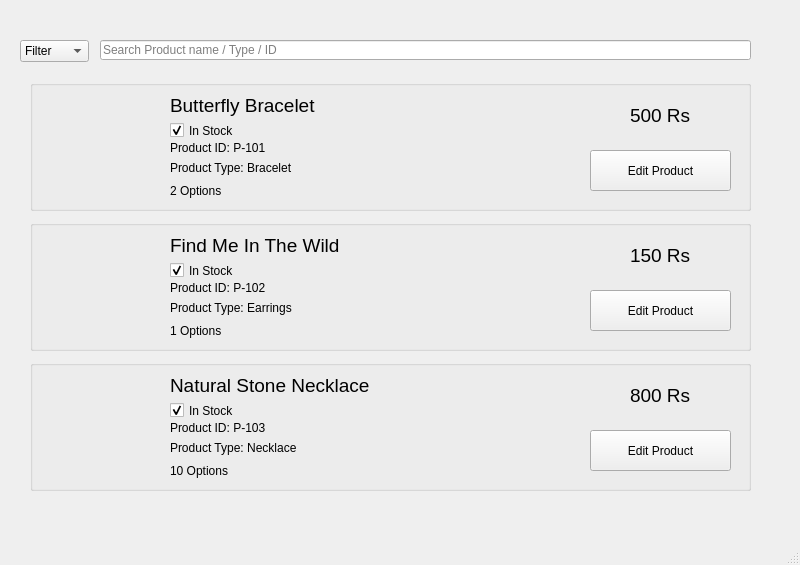
The window that projectScreen1.ui (haniakashif/Safatique-Database) describes before a commit, drawn with Qt 5.
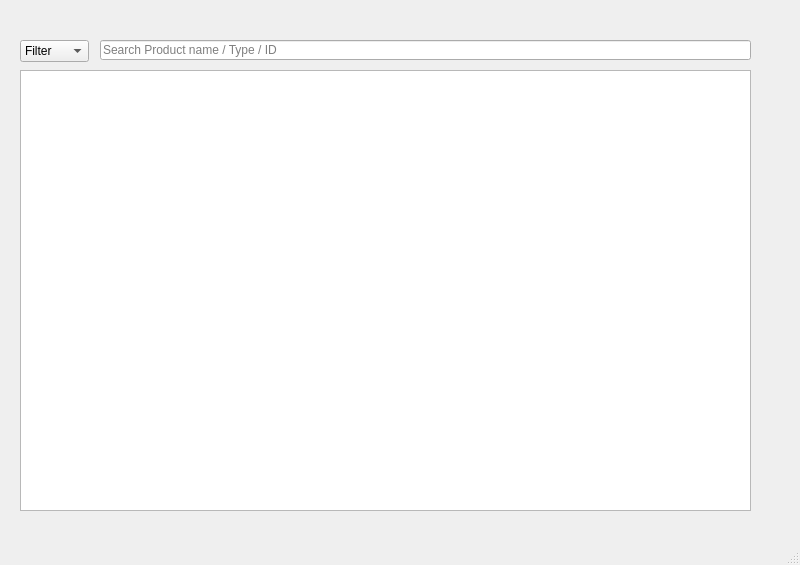
The same window after the commit. Icons and pictures are not drawn.

What changed in the file:
```diff
--- a/projectScreen1.ui
+++ b/projectScreen1.ui
@@ -45,383 +45,15 @@
      <string>Search Product name / Type / ID</string>
     </property>
    </widget>
-   <widget class="QGroupBox" name="groupBox">
+   <widget class="QListWidget" name="listWidget">
     <property name="geometry">
      <rect>
-      <x>30</x>
-      <y>80</y>
-      <width>721</width>
-      <height>131</height>
+      <x>20</x>
+      <y>70</y>
+      <width>731</width>
+      <height>441</height>
      </rect>
     </property>
-    <property name="title">
-     <string/>
-    </property>
-    <widget class="QLabel" name="label">
-     <property name="geometry">
-      <rect>
-       <x>140</x>
-       <y>10</y>
-       <width>151</width>
-       <height>31</height>
-      </rect>
-     </property>
-     <property name="text">
-      <string>&lt;html&gt;&lt;head/&gt;&lt;body&gt;&lt;p&gt;&lt;span style=&quot; font-size:14pt;&quot;&gt;Butterfly Bracelet&lt;/span&gt;&lt;/p&gt;&lt;/body&gt;&lt;/html&gt;</string>
-     </property>
-    </widget>
-    <widget class="QCheckBox" name="checkBox">
-     <property name="geometry">
-      <rect>
-       <x>140</x>
-       <y>40</y>
-       <width>71</width>
-       <height>21</height>
-      </rect>
-     </property>
-     <property name="text">
-      <string>In Stock</string>
-     </property>
-     <property name="checked">
-      <bool>true</bool>
-     </property>
-    </widget>
-    <widget class="QLabel" name="label_2">
-     <property name="geometry">
-      <rect>
-       <x>140</x>
-       <y>100</y>
-       <width>71</width>
-       <height>21</height>
-      </rect>
-     </property>
-     <property name="text">
-      <string>2 Options</string>
-     </property>
-    </widget>
-    <widget class="QLabel" name="label_3">
-     <property name="geometry">
-      <rect>
-       <x>600</x>
-       <y>20</y>
-       <width>71</width>
-       <height>31</height>
-      </rect>
-     </property>
-     <property name="text">
-      <string>&lt;html&gt;&lt;head/&gt;&lt;body&gt;&lt;p&gt;&lt;span style=&quot; font-size:14pt;&quot;&gt; 500 Rs&lt;/span&gt;&lt;/p&gt;&lt;/body&gt;&lt;/html&gt;</string>
-     </property>
-    </widget>
-    <widget class="QPushButton" name="edit1">
-     <property name="geometry">
-      <rect>
-       <x>560</x>
-       <y>70</y>
-       <width>141</width>
-       <height>41</height>
-      </rect>
-     </property>
-     <property name="text">
-      <string>Edit Product</string>
-     </property>
-    </widget>
-    <widget class="QLabel" name="label_10">
-     <property name="geometry">
-      <rect>
-       <x>140</x>
-       <y>60</y>
-       <width>101</width>
-       <height>16</height>
-      </rect>
-     </property>
-     <property name="text">
-      <string>Product ID: P-101</string>
-     </property>
-    </widget>
-    <widget class="QLabel" name="label_11">
-     <property name="geometry">
-      <rect>
-       <x>140</x>
-       <y>80</y>
-       <width>131</width>
-       <height>16</height>
-      </rect>
-     </property>
-     <property name="text">
-      <string>Product Type: Bracelet</string>
-     </property>
-    </widget>
-    <widget class="QLabel" name="label_16">
-     <property name="geometry">
-      <rect>
-       <x>10</x>
-       <y>10</y>
-       <width>121</width>
-       <height>111</height>
-      </rect>
-     </property>
-     <property name="text">
-      <string/>
-     </property>
-     <property name="pixmap">
-      <pixmap>../../Pictures/Screenshots/Screenshot 2024-09-10 140128.png</pixmap>
-     </property>
-     <property name="scaledContents">
-      <bool>true</bool>
-     </property>
-    </widget>
-   </widget>
-   <widget class="QGroupBox" name="groupBox_2">
-    <property name="geometry">
-     <rect>
-      <x>30</x>
-      <y>220</y>
-      <width>721</width>
-      <height>131</height>
-     </rect>
-    </property>
-    <property name="title">
-     <string/>
-    </property>
-    <widget class="QLabel" name="label_4">
-     <property name="geometry">
-      <rect>
-       <x>140</x>
-       <y>10</y>
-       <width>191</width>
-       <height>31</height>
-      </rect>
-     </property>
-     <property name="text">
-      <string>&lt;html&gt;&lt;head/&gt;&lt;body&gt;&lt;p&gt;&lt;span style=&quot; font-size:14pt;&quot;&gt;Find Me In The Wild&lt;/span&gt;&lt;/p&gt;&lt;/body&gt;&lt;/html&gt;</string>
-     </property>
-    </widget>
-    <widget class="QCheckBox" name="checkBox_2">
-     <property name="geometry">
-      <rect>
-       <x>140</x>
-       <y>40</y>
-       <width>71</width>
-       <height>21</height>
-      </rect>
-     </property>
-     <property name="text">
-      <string>In Stock</string>
-     </property>
-     <property name="checked">
-      <bool>true</bool>
-     </property>
-    </widget>
-    <widget class="QLabel" name="label_5">
-     <property name="geometry">
-      <rect>
-       <x>140</x>
-       <y>100</y>
-       <width>71</width>
-       <height>21</height>
-      </rect>
-     </property>
-     <property name="text">
-      <string>1 Options</string>
-     </property>
-    </widget>
-    <widget class="QLabel" name="label_6">
-     <property name="geometry">
-      <rect>
-       <x>600</x>
-       <y>20</y>
-       <width>71</width>
-       <height>31</height>
-      </rect>
-     </property>
-     <property name="text">
-      <string>&lt;html&gt;&lt;head/&gt;&lt;body&gt;&lt;p&gt;&lt;span style=&quot; font-size:14pt;&quot;&gt;150 Rs&lt;/span&gt;&lt;/p&gt;&lt;/body&gt;&lt;/html&gt;</string>
-     </property>
-    </widget>
-    <widget class="QPushButton" name="edit2">
-     <property name="geometry">
-      <rect>
-       <x>560</x>
-       <y>70</y>
-       <width>141</width>
-       <height>41</height>
-      </rect>
-     </property>
-     <property name="text">
-      <string>Edit Product</string>
-     </property>
-    </widget>
-    <widget class="QLabel" name="label_12">
-     <property name="geometry">
-      <rect>
-       <x>140</x>
-       <y>60</y>
-       <width>101</width>
-       <height>16</height>
-      </rect>
-     </property>
-     <property name="text">
-      <string>Product ID: P-102</string>
-     </property>
-    </widget>
-    <widget class="QLabel" name="label_13">
-     <property name="geometry">
-      <rect>
-       <x>140</x>
-       <y>80</y>
-       <width>131</width>
-       <height>16</height>
-      </rect>
-     </property>
-     <property name="text">
-      <string>Product Type: Earrings</string>
-     </property>
-    </widget>
-    <widget class="QLabel" name="label_17">
-     <property name="geometry">
-      <rect>
-       <x>10</x>
-       <y>10</y>
-       <width>121</width>
-       <height>111</height>
-      </rect>
-     </property>
-     <property name="text">
-      <string/>
-     </property>
-     <property name="pixmap">
-      <pixmap>../4409301104.png</pixmap>
-     </property>
-     <property name="scaledContents">
-      <bool>true</bool>
-     </property>
-    </widget>
-   </widget>
-   <widget class="QGroupBox" name="groupBox_3">
-    <property name="geometry">
-     <rect>
-      <x>30</x>
-      <y>360</y>
-      <width>721</width>
-      <height>131</height>
-     </rect>
-    </property>
-    <property name="title">
-     <string/>
-    </property>
-    <widget class="QLabel" name="label_7">
-     <property name="geometry">
-      <rect>
-       <x>140</x>
-       <y>10</y>
-       <width>201</width>
-       <height>31</height>
-      </rect>
-     </property>
-     <property name="text">
-      <string>&lt;html&gt;&lt;head/&gt;&lt;body&gt;&lt;p&gt;&lt;span style=&quot; font-size:14pt;&quot;&gt;Natural Stone Necklace&lt;/span&gt;&lt;/p&gt;&lt;/body&gt;&lt;/html&gt;</string>
-     </property>
-    </widget>
-    <widget class="QCheckBox" name="checkBox_3">
-     <property name="geometry">
-      <rect>
-       <x>140</x>
-       <y>40</y>
-       <width>71</width>
-       <height>21</height>
-      </rect>
-     </property>
-     <property name="text">
-      <string>In Stock</string>
-     </property>
-     <property name="checked">
-      <bool>true</bool>
-     </property>
-    </widget>
-    <widget class="QLabel" name="label_8">
-     <property name="geometry">
-      <rect>
-       <x>140</x>
-       <y>100</y>
-       <width>71</width>
-       <height>21</height>
-      </rect>
-     </property>
-     <property name="text">
-      <string>10 Options</string>
-     </property>
-    </widget>
-    <widget class="QLabel" name="label_9">
-     <property name="geometry">
-      <rect>
-       <x>600</x>
-       <y>20</y>
-       <width>71</width>
-       <height>31</height>
-      </rect>
-     </property>
-     <property name="text">
-      <string>&lt;html&gt;&lt;head/&gt;&lt;body&gt;&lt;p&gt;&lt;span style=&quot; font-size:14pt;&quot;&gt;800 Rs&lt;/span&gt;&lt;/p&gt;&lt;/body&gt;&lt;/html&gt;</string>
-     </property>
-    </widget>
-    <widget class="QPushButton" name="edit3">
-     <property name="geometry">
-      <rect>
-       <x>560</x>
-       <y>70</y>
-       <width>141</width>
-       <height>41</height>
-      </rect>
-     </property>
-     <property name="text">
-      <string>Edit Product</string>
-     </property>
-    </widget>
-    <widget class="QLabel" name="label_14">
-     <property name="geometry">
-      <rect>
-       <x>140</x>
-       <y>60</y>
-       <width>101</width>
-       <height>16</height>
-      </rect>
-     </property>
-     <property name="text">
-      <string>Product ID: P-103</string>
-     </property>
-    </widget>
-    <widget class="QLabel" name="label_15">
-     <property name="geometry">
-      <rect>
-       <x>140</x>
-       <y>80</y>
-       <width>131</width>
-       <height>16</height>
-      </rect>
-     </property>
-     <property name="text">
-      <string>Product Type: Necklace</string>
-     </property>
-    </widget>
-    <widget class="QLabel" name="label_18">
-     <property name="geometry">
-      <rect>
-       <x>10</x>
-       <y>10</y>
-       <width>121</width>
-       <height>111</height>
-      </rect>
-     </property>
-     <property name="text">
-      <string/>
-     </property>
-     <property name="pixmap">
-      <pixmap>../../Pictures/Screenshots/Screenshot 2024-09-10 142257.png</pixmap>
-     </property>
-     <property name="scaledContents">
-      <bool>true</bool>
-     </property>
-    </widget>
    </widget>
   </widget>
   <widget class="QMenuBar" name="menubar">
```
Left out of the diff: 2 changed lines with no effect on the pictures.
